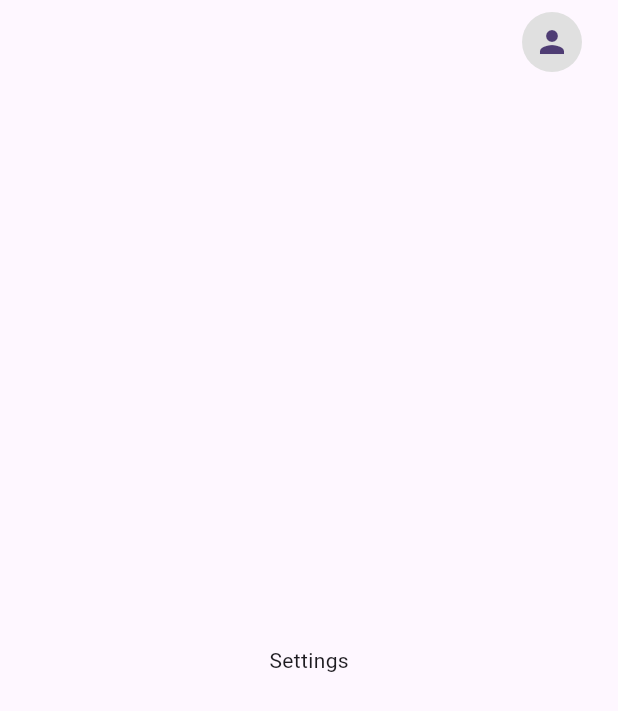
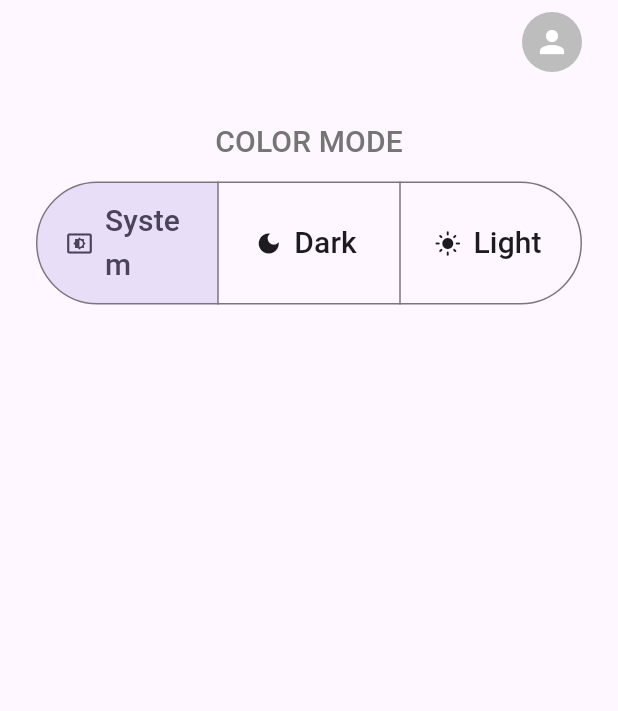
Before and after one commit to elizabethlfransen/notes, a Flutter app: the screen it shows after launch, after a tap on the "person" icon, on a phone screen of 412 x 824 dp. Shown: the top 711 px of the screen. Run offline on Flutter 3.47's test engine with Material 3 defaults, Android fonts, the phone set to English and light mode, and no system bars; our stand-ins replace flutter_hooks, go_router, hooks_riverpod, riverpod_annotation, shared_preferences; generated files the repository leaves out were written again.

Commit message:
Implement some settings services

```diff
--- a/lib/components/app_scaffold.dart
+++ b/lib/components/app_scaffold.dart
@@ -1,6 +1,7 @@
 import 'package:flutter/material.dart';
 import 'package:notes_app/routes.dart';
-import 'package:notes_app/settings.dart';
+
+import 'user_profile_icon.dart';
 
 class AppScaffold extends StatelessWidget {
   final Widget child;
@@ -18,10 +19,7 @@ class AppScaffold extends StatelessWidget {
                 SettingsScreenRoute().go(context);
               },
               shape: CircleBorder(),
-              child: CircleAvatar(
-                backgroundColor: Colors.grey.shade300,
-                child: Icon(Icons.person),
-              ),
+              child: UserProfileIcon(),
             ),
           ),
         ],
--- /dev/null
+++ b/lib/components/user_profile_icon.dart
@@ -0,0 +1,15 @@
+import 'package:flutter/material.dart';
+
+class UserProfileIcon extends StatelessWidget {
+  const UserProfileIcon({super.key});
+
+  @override
+  Widget build(BuildContext context) {
+    final isDarkMode = Theme.of(context).brightness == Brightness.dark;
+    return CircleAvatar(
+      backgroundColor: isDarkMode ? Colors.grey.shade600 : Colors.grey.shade400,
+      foregroundColor: isDarkMode ? Colors.black : Colors.white,
+      child: Icon(Icons.person),
+    );
+  }
+}
--- a/lib/home.dart
+++ b/lib/home.dart
@@ -1,5 +1,4 @@
 import 'package:flutter/material.dart';
-import 'package:flutter_hooks/flutter_hooks.dart';
 import 'package:hooks_riverpod/hooks_riverpod.dart';
 import 'package:notes_app/services/app_title.dart';
 
--- a/lib/main.dart
+++ b/lib/main.dart
@@ -1,14 +1,13 @@
 import 'package:flutter/material.dart';
 import 'package:flutter_web_plugins/flutter_web_plugins.dart';
 import 'package:hooks_riverpod/hooks_riverpod.dart';
-import 'package:notes_app/components/app_scaffold.dart';
-import 'package:notes_app/home.dart';
 import 'package:notes_app/routes.dart';
 import 'package:notes_app/services/app_title.dart';
+import 'package:notes_app/services/settings.dart';
 import 'package:notes_app/theme.dart';
 
 void main() {
-  if(String.fromEnvironment("ENVIRONMENT") != "gh-pages") {
+  if (const String.fromEnvironment("ENVIRONMENT") != "gh-pages") {
     usePathUrlStrategy();
   }
   runApp(ProviderScope(child: const MyApp()));
@@ -20,13 +19,14 @@
   @override
   Widget build(BuildContext context, WidgetRef ref) {
     final title = ref.watch(appTitleProvider);
+    final themeMode = ref.watch(themeModeSettingProvider);
 
     return MaterialApp.router(
       title: title,
       debugShowCheckedModeBanner: false,
       theme: lightTheme,
       darkTheme: darkTheme,
-      themeMode: ThemeMode.system,
+      themeMode: themeMode.value ?? ThemeMode.system,
       routerConfig: router,
     );
   }
--- a/lib/routes.dart
+++ b/lib/routes.dart
@@ -9,7 +9,6 @@ part 'routes.g.dart';
 @TypedGoRoute<HomeScreenRoute>(path: "/")
 @immutable
 class HomeScreenRoute extends GoRouteData {
-
   @override
   Widget build(BuildContext context, GoRouterState state) {
     return const HomeScreen();
@@ -19,7 +18,6 @@ class HomeScreenRoute extends GoRouteData {
 @TypedGoRoute<SettingsScreenRoute>(path: "/settings")
 @immutable
 class SettingsScreenRoute extends GoRouteData {
-
   @override
   Widget build(BuildContext context, GoRouterState state) {
     return const SettingsScreen();
--- a/lib/services/app_title.dart
+++ b/lib/services/app_title.dart
@@ -1,4 +1,3 @@
-import 'package:flutter/material.dart';
 import 'package:flutter_hooks/flutter_hooks.dart';
 import 'package:hooks_riverpod/hooks_riverpod.dart';
 import 'package:riverpod_annotation/riverpod_annotation.dart';
--- /dev/null
+++ b/lib/services/settings.dart
@@ -0,0 +1,136 @@
+import 'package:flutter/material.dart';
+import 'package:hooks_riverpod/hooks_riverpod.dart';
+import 'package:logging/logging.dart';
+import 'package:riverpod_annotation/riverpod_annotation.dart';
+import 'package:shared_preferences/shared_preferences.dart';
+
+part 'settings.g.dart';
+
+class SharedPreferencesSettingsStorage extends SettingsStorage {
+  final _prefs = SharedPreferencesAsync();
+
+  @override
+  Future<String?> getString(String key) {
+    return _prefs.getString(key);
+  }
+
+  @override
+  Future<void> setString(String key, String value) {
+    return _prefs.setString(key, value);
+  }
+}
+
+class InMemorySettingsStorage extends SettingsStorage {
+  final _storage = <String, dynamic>{};
+
+  @override
+  Future<String?> getString(String key) async => _storage[key];
+
+  @override
+  Future<void> setString(String key, String value) async =>
+      _storage[key] = value;
+}
+
+/// A [SettingsStorage] which has fallback providers to fetch.
+class BackedSettingsStorage extends SettingsStorage {
+  final List<SettingsStorage> providers;
+
+  BackedSettingsStorage(this.providers);
+
+  Future<T?> _get<T>(
+    String key,
+    Future<T?> Function(SettingsStorage storage, String key) getValue,
+  ) async {
+    for (var provider in providers) {
+      try {
+        return await getValue(provider, key);
+      } catch (error, stacktrace) {
+        Logger(
+          provider.runtimeType.toString(),
+        ).warning("Failed to fetch key from provider", error, stacktrace);
+      }
+    }
+    throw StateError("Unable to fetch setting '$key' from any provider");
+  }
+
+  Future<void> _set<T>(
+    String key,
+    T value,
+    Future<void> Function(SettingsStorage storage, String key, T value)
+    setValue,
+  ) async {
+    // set value to all providers
+    var keySuccessfullySet = false;
+    for (var provider in providers) {
+      try {
+        await setValue(provider, key, value);
+        keySuccessfullySet = true;
+      } catch (error, stacktrace) {
+        Logger(
+          provider.runtimeType.toString(),
+        ).warning("Failed to set key for provider", error, stacktrace);
+      }
+    }
+    if (!keySuccessfullySet) {
+      throw StateError("Unable to set setting '$key' for any provider");
+    }
+  }
+
+  @override
+  Future<String?> getString(String key) =>
+      _get(key, (provider, key) => provider.getString(key));
+
+  @override
+  Future<void> setString(String key, String value) => _set(
+    key,
+    value,
+    (provider, key, value) => provider.setString(key, value),
+  );
+}
+
+abstract class SettingsStorage {
+  Future<String?> getString(String key);
+
+  Future<void> setString(String key, String value);
+
+  Future<T?> getEnum<T extends Enum>(String key, Map<String, T> names) async {
+    final rawValue = await getString(key);
+    if (rawValue == null) return null;
+    return names[rawValue] ??
+        (throw Exception(
+          "Stored setting (key='$key', value='$rawValue') is an unknown enum variant",
+        ));
+  }
+
+  Future<void> setEnum<T extends Enum>(String key, T value) =>
+      setString(key, value.name);
+}
+
+@riverpod
+SettingsStorage settingsStorage(Ref ref) => BackedSettingsStorage([
+  SharedPreferencesSettingsStorage(),
+  InMemorySettingsStorage(),
+]);
+
+extension<T> on Future<T?> {
+  Future<T> orDefault(T value) async {
+    return ((await this) ?? value);
+  }
+}
+
+@riverpod
+class ThemeModeSetting extends _$ThemeModeSetting {
+  static final _settingKey = "themeMode";
+
+  @override
+  Future<ThemeMode> build() => ref
+      .read(settingsStorageProvider)
+      .getEnum(_settingKey, ThemeMode.values.asNameMap())
+      .orDefault(ThemeMode.system);
+
+  Future<void> set(ThemeMode mode) async {
+    // manually update the state to get instant feedback
+    state = AsyncData(mode);
+    await ref.read(settingsStorageProvider).setEnum(_settingKey, mode);
+  }
+}
--- a/lib/settings.dart
+++ b/lib/settings.dart
@@ -1,12 +1,91 @@
 import 'package:flutter/material.dart';
 import 'package:hooks_riverpod/hooks_riverpod.dart';
 import 'package:notes_app/services/app_title.dart';
+import 'package:notes_app/services/settings.dart';
+import 'package:notes_app/util/breakpoints.dart';
+
+final _labelKey = UniqueKey();
+final _childKey = UniqueKey();
+
+class SettingsItem extends StatelessWidget {
+  final String label;
+  final Widget child;
+
+  const SettingsItem({super.key, required this.label, required this.child});
+
+  @override
+  Widget build(BuildContext context) {
+    final label = Text(
+      this.label.toUpperCase(),
+      key: _labelKey,
+      style: Theme.of(context).textTheme.labelLarge,
+    );
+    final child = Container(key: _childKey, child: this.child);
+    return BreakpointBuilder(
+      small: Column(
+        spacing: 8,
+        crossAxisAlignment: CrossAxisAlignment.center,
+        children: [label, child],
+      ),
+      medium: Row(
+        children: [
+          Expanded(flex: 1, child: label),
+          Expanded(flex: 3, child: child),
+        ],
+      ),
+    );
+  }
+}
+
 class SettingsScreen extends HookConsumerWidget {
   const SettingsScreen({super.key});
 
   @override
   Widget build(BuildContext context, WidgetRef ref) {
     useAppTitle("Settings", ref);
-    return const Center(child: Text("Settings"),);
+    final theme = ref.watch(themeModeSettingProvider).value ?? ThemeMode.system;
+    final setTheme = ref.read(
+      themeModeSettingProvider.notifier.select((notifier) => notifier.set),
+    );
+    return SizedContainer(
+      padding: const EdgeInsets.all(16.0),
+      child: Column(
+        crossAxisAlignment: CrossAxisAlignment.start,
+        children: [
+          SettingsItem(
+            label: "Color Mode",
+            child: Align(
+              child: SegmentedButton<ThemeMode>(
+                segments: <ButtonSegment<ThemeMode>>[
+                  ButtonSegment(
+                    value: ThemeMode.system,
+                    label: Text("System"),
+                    icon: Icon(Icons.settings_brightness),
+                  ),
+                  ButtonSegment(
+                    value: ThemeMode.dark,
+                    label: Text("Dark"),
+                    icon: Icon(Icons.dark_mode),
+                  ),
+                  ButtonSegment(
+                    value: ThemeMode.light,
+                    label: Text("Light"),
+                    icon: Icon(Icons.light_mode),
+                  ),
+                ],
+                style: SegmentedButton.styleFrom(
+                  visualDensity: VisualDensity(vertical: 2, horizontal: 2),
+                ),
+                selected: {theme},
+                showSelectedIcon: false,
+                onSelectionChanged: (value) {
+                  setTheme(value.single);
+                },
+              ),
+            ),
+          ),
+        ],
+      ),
+    );
   }
 }
--- a/lib/theme.dart
+++ b/lib/theme.dart
@@ -6,6 +6,15 @@ ThemeData _createBaseTheme(Brightness brightness) => ThemeData(
     brightness: brightness,
   ),
   brightness: brightness,
+  textTheme: TextTheme(
+    labelLarge: TextStyle(
+      fontSize: 20,
+      color:
+          brightness == Brightness.dark
+              ? Colors.grey.shade400
+              : Colors.grey.shade600,
+    ),
+  ),
 );
 
 final ThemeData lightTheme = _createBaseTheme(Brightness.light);
--- /dev/null
+++ b/lib/util/breakpoints.dart
@@ -0,0 +1,73 @@
+import 'package:flutter/widgets.dart';
+
+enum Breakpoint {
+  small(0, 600),
+  medium(600, 840),
+  large(840, double.infinity);
+
+  final double minWidth;
+
+  /// The maximum value (exclusive)
+  final double maxWidth;
+
+  const Breakpoint(this.minWidth, this.maxWidth);
+
+  bool containsWidth(double width) => width >= minWidth && width < maxWidth;
+}
+
+class BreakpointBuilder extends StatelessWidget {
+  final Widget small;
+  final Widget? medium;
+  final Widget? large;
+
+  const BreakpointBuilder({
+    super.key,
+    required this.small,
+    this.medium,
+    this.large,
+  });
+
+  @override
+  Widget build(BuildContext context) {
+    final size = MediaQuery.sizeOf(context);
+    if (large != null && size.width >= Breakpoint.medium.maxWidth) {
+      return large!;
+    }
+    if (medium != null && size.width >= Breakpoint.small.maxWidth) {
+      return medium!;
+    }
+    return small;
+  }
+}
+
+class SizedContainer extends StatelessWidget {
+  final Widget child;
+  final EdgeInsets? padding;
+  final Breakpoint? fullSizeFor;
+
+  const SizedContainer({
+    super.key,
+    required this.child,
+    this.padding,
+    this.fullSizeFor = Breakpoint.medium,
+  });
+
+  @override
+  Widget build(BuildContext context) {
+    final screenWidth = MediaQuery.sizeOf(context).width;
+    final breakpoint = Breakpoint.values.firstWhere(
+      (b) => b.containsWidth(screenWidth),
+    );
+    final isFullSize =
+        fullSizeFor != null && screenWidth < fullSizeFor!.maxWidth;
+    final width = isFullSize ? double.infinity : breakpoint.minWidth;
+    return Align(
+      alignment: Alignment.center,
+      child: Container(
+        constraints: BoxConstraints(maxWidth: width),
+        padding: padding,
+        child: child,
+      ),
+    );
+  }
+}
```
Also changed, not shown: analysis_options.yaml (+2 -17 lines), pubspec.yaml (+7 -0 lines), pubspec.lock.
